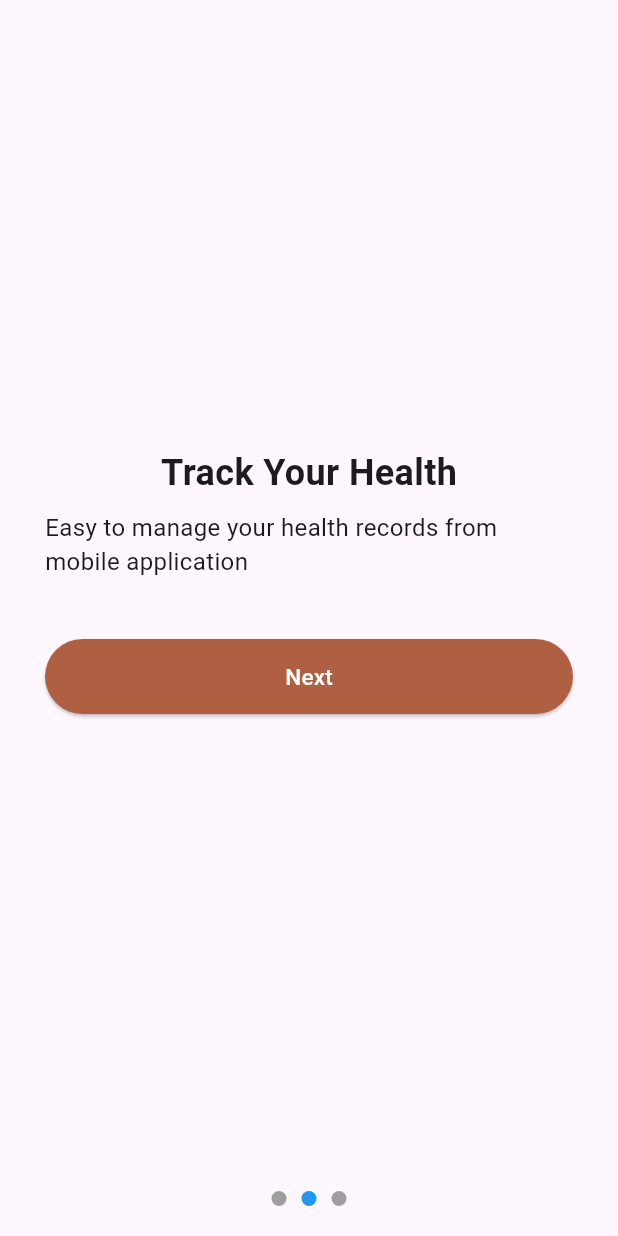
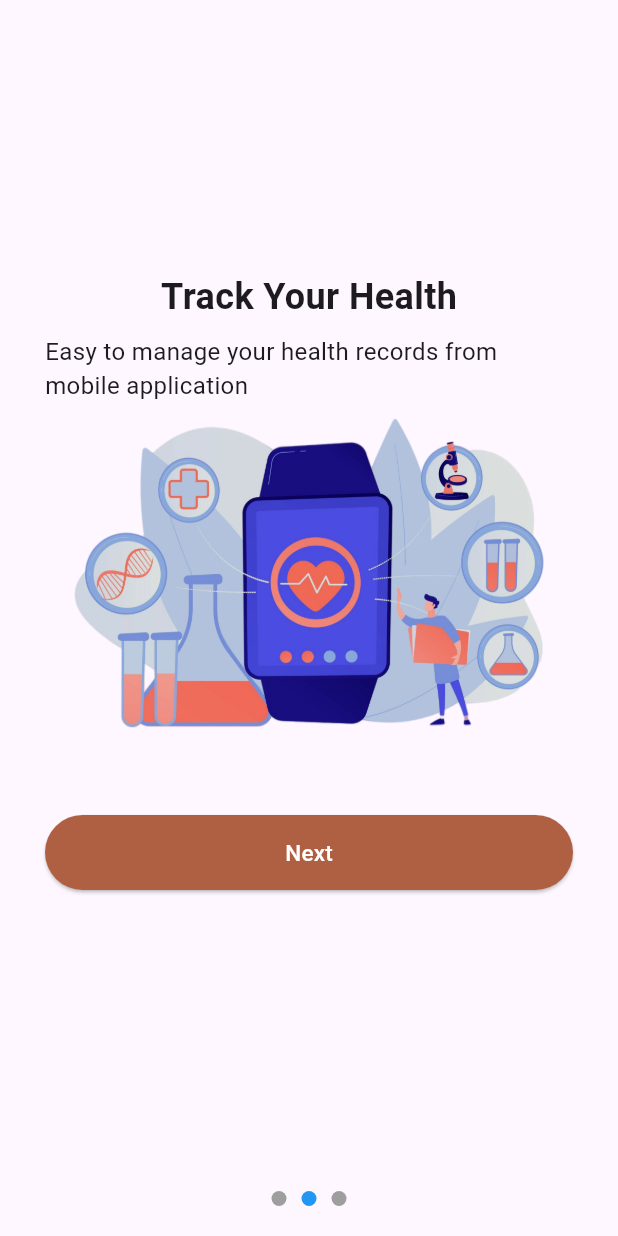
Before and after one commit to 2910Abhishek/HealthCare_Mobile_Application, a Flutter app: the screen it shows after launch, after a tap on "Get Started", on a phone screen of 412 x 824 dp. Run offline on Flutter 3.47's test engine with Material 3 defaults, Android fonts, the phone set to English and light mode, and no system bars; our stand-ins replace firebase_auth, firebase_core, google_sign_in; accounts and stored records are empty; network calls fail.

```diff
--- a/aarogya/lib/screens/onboardingscreen.dart
+++ b/aarogya/lib/screens/onboardingscreen.dart
@@ -79,6 +79,7 @@ class OnboardingPageOne extends StatelessWidget {
                 "Easy to manage your health records from mobile application",
                 style: TextStyle(fontSize: 16),
               ),
+              Image.asset('assets/images/onboarding_screen.png'),
               SizedBox(
                 height: 40,
               ),
@@ -118,6 +119,7 @@ class OnboardingPageTwo extends StatelessWidget {
                   "Easy to manage your health records from mobile application",
                   style: TextStyle(fontSize: 16),
                 ),
+                Image.asset('assets/images/onboarding_screen_2.png'),
                 SizedBox(height: 40),
                 CustomButton(
                   text: "Next",
@@ -152,6 +154,7 @@ class OnboardingPageThree extends StatelessWidget {
                   "Easy Appointment Booking, AI Healthcare Chatbot, Video Consultation",
                   style: TextStyle(fontSize: 16),
                 ),
+                Image.asset('assets/images/onboarding_screen_3.png'),
                 SizedBox(height: 40),
                 CustomButton(
                   text: "Next",
--- a/aarogya/lib/screens/signUpScreen.dart
+++ b/aarogya/lib/screens/signUpScreen.dart
@@ -56,7 +56,7 @@ class _SignUpScreenState extends State<SignUpScreen> {
                     children: [
                       InkWell(
                         onTap: () {
-                          // Handle onTap for your icon button
+                          Navigator.pushNamed(context, '/');
                         },
                         child: Icon(
                           Icons.arrow_back_sharp,
--- a/aarogya/pubspec.yaml
+++ b/aarogya/pubspec.yaml
@@ -54,6 +54,8 @@ flutter:
   assets:
     - assets/images/onboarding_screen.png
     - assets/images/google.png
+    - assets/images/onboarding_screen_2.png
+    - assets/images/onboarding_screen_3.png
   # An image asset can refer to one or more resolution-specific "variants", see
   # https://flutter.dev/assets-and-images/#resolution-aware
   # For details regarding adding assets from package dependencies, see
```
Also changed, not shown: aarogya/assets/images/onboarding_screen_2.png (added), aarogya/assets/images/onboarding_screen_3.png (added), 1 other file.
